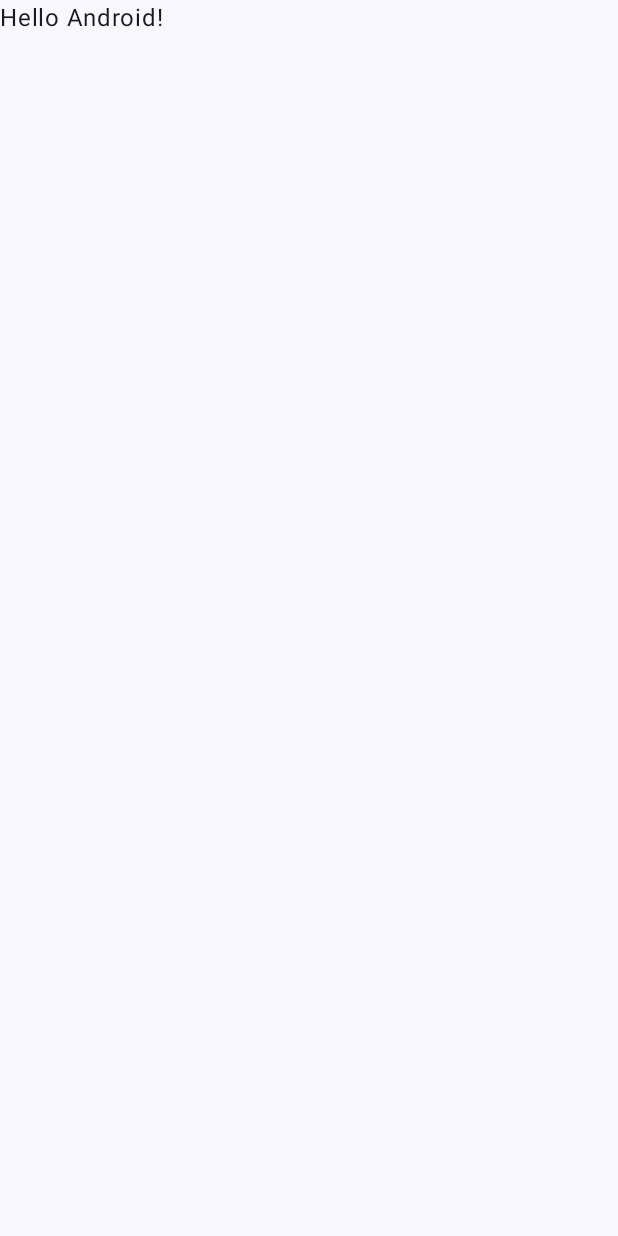
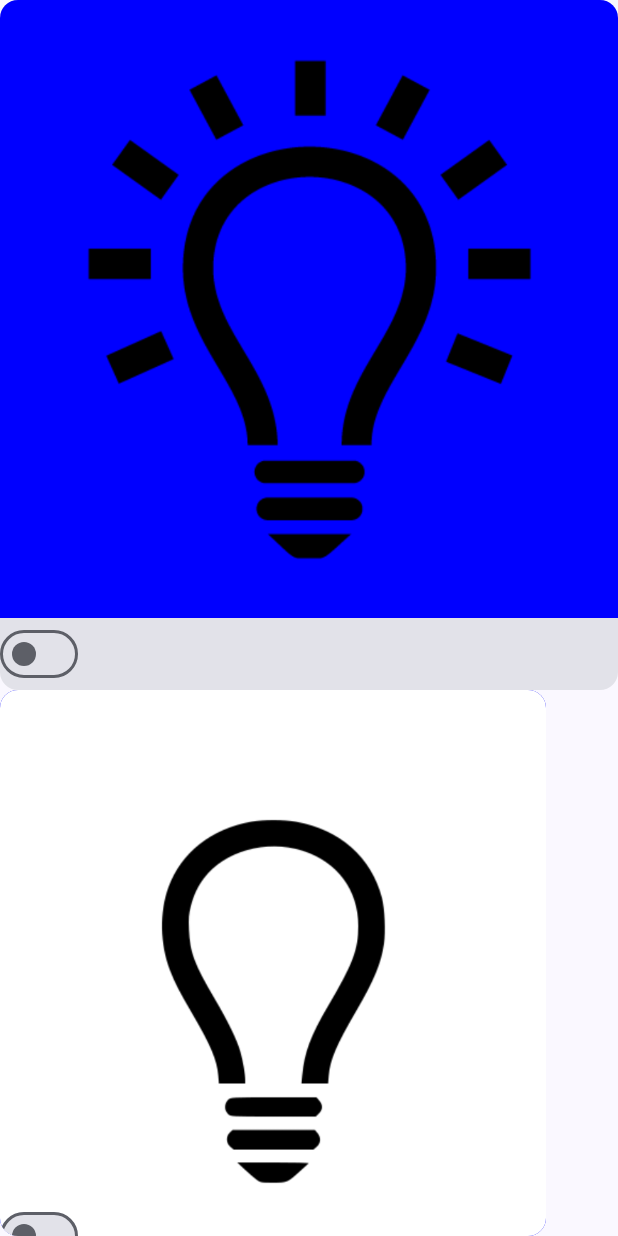
Before and after one commit to hans-naert/Android-IoT-App-Jetpack-Compose, an Android app built with Jetpack Compose: the screen it shows after launch (MainActivity), on a phone screen of 412 x 824 dp. Before the commit the screen is almost empty. Run offline under Robolectric (Android 15) with nearby library versions, the phone set to English and light mode, and no system bars.

Commit message:
add picture of lamp and color

```diff
--- a/app/src/main/java/com/example/android_iot_app_deel_2/MainActivity.kt
+++ b/app/src/main/java/com/example/android_iot_app_deel_2/MainActivity.kt
@@ -1,16 +1,28 @@
 package com.example.android_iot_app_deel_2
 
 import android.os.Bundle
+import android.os.Debug
+import android.util.Log
+import android.widget.ToggleButton
 import androidx.activity.ComponentActivity
 import androidx.activity.compose.setContent
+import androidx.compose.foundation.Image
+import androidx.compose.foundation.background
+import androidx.compose.foundation.layout.Column
 import androidx.compose.foundation.layout.fillMaxSize
+import androidx.compose.material3.Button
+import androidx.compose.material3.Card
 import androidx.compose.material3.MaterialTheme
 import androidx.compose.material3.Surface
+import androidx.compose.material3.Switch
 import androidx.compose.material3.Text
 import androidx.compose.runtime.Composable
 import androidx.compose.ui.Modifier
+import androidx.compose.ui.graphics.Color
+import androidx.compose.ui.res.painterResource
 import androidx.compose.ui.tooling.preview.Preview
 import com.example.android_iot_app_deel_2.ui.theme.Android_IoT_App_Deel_2Theme
+import java.io.Console
 
 class MainActivity : ComponentActivity() {
     override fun onCreate(savedInstanceState: Bundle?) {
@@ -20,9 +32,13 @@ class MainActivity : ComponentActivity() {
                 // A surface container using the 'background' color from the theme
                 Surface(
                     modifier = Modifier.fillMaxSize(),
-                    color = MaterialTheme.colorScheme.background
+                    //color = MaterialTheme.colorScheme.background
                 ) {
-                    Greeting("Android")
+                    Column {
+                        Lamp(true, { Log.d("Change lamp 1",if(it) "on" else "off") })
+                        Lamp()
+                        Lamp()
+                    }
                 }
             }
         }
@@ -30,17 +46,43 @@ class MainActivity : ComponentActivity() {
 }
 
 @Composable
-fun Greeting(name: String, modifier: Modifier = Modifier) {
-    Text(
-        text = "Hello $name!",
-        modifier = modifier
-    )
+fun Lamp(on: Boolean = false, toggle: (Boolean) -> Unit = {}) {
+    Card {
+        Image(painter= painterResource(id = if (on) R.drawable.lamp else R.drawable.lampoff),
+            contentDescription = "Lamp",
+            modifier=Modifier.background(Color.Blue)
+        )
+        Switch(checked = false, onCheckedChange = toggle )
+    }
+}
+
+
+@Preview(showBackground = true)
+@Composable
+fun LampPreview() {
+    Android_IoT_App_Deel_2Theme {
+        Surface(
+            //modifier = Modifier.fillMaxSize(),
+            //color = MaterialTheme.colorScheme.background
+        ) {
+           Lamp(true)
+        }
+    }
 }
 
 @Preview(showBackground = true)
 @Composable
-fun GreetingPreview() {
+fun AppPreview() {
     Android_IoT_App_Deel_2Theme {
-        Greeting("Android")
+        Surface(
+            modifier = Modifier.fillMaxSize(),
+            color = MaterialTheme.colorScheme.background
+        ) {
+            Column {
+                Lamp()
+                Lamp()
+                Lamp()
+            }
+        }
     }
 }
```
Also changed, not shown: app/src/main/res/drawable/lamp.png (added), app/src/main/res/drawable/lampoff.png (added).
